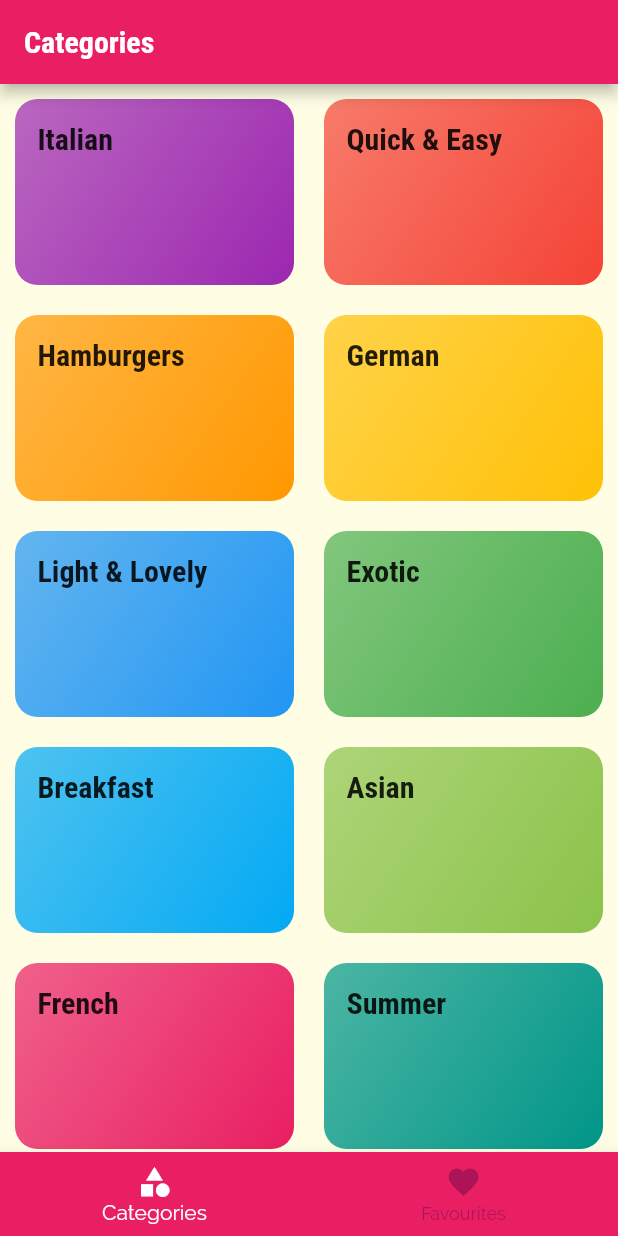
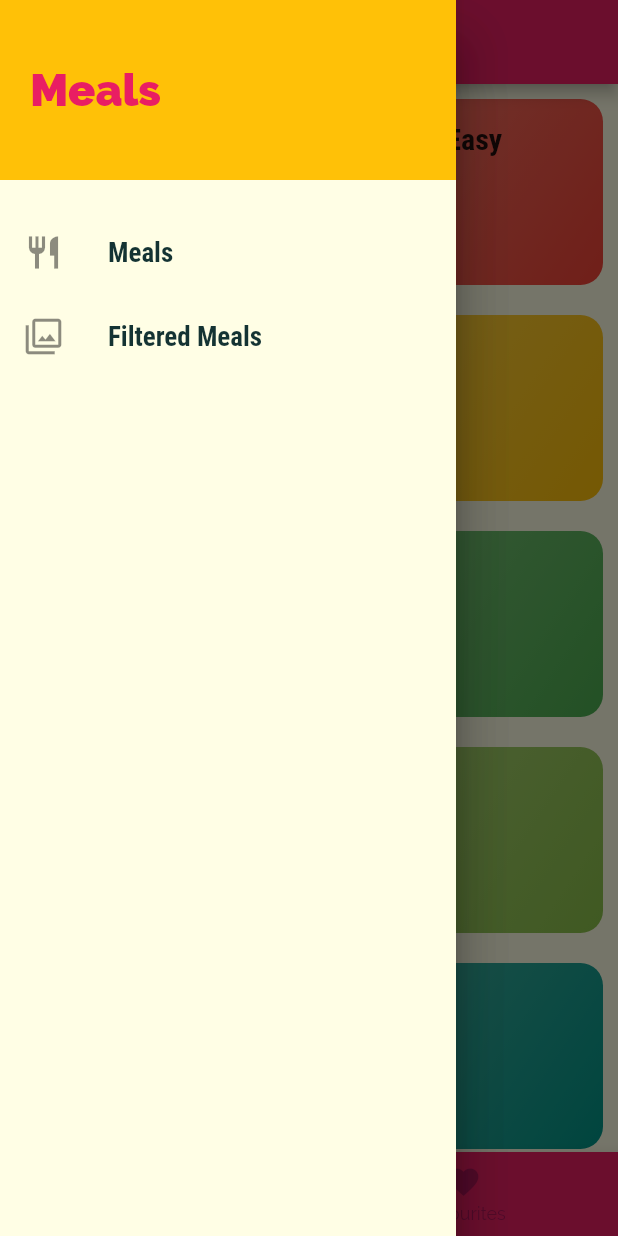
Before and after one commit to readytowork-org/meals-app, a Flutter app: the screen it shows after launch, with the side drawer open (before the commit the screen has no drawer), on a phone screen of 412 x 824 dp. Run offline on Flutter 3.47's test engine with Material 2 defaults, Android fonts, the phone set to English and light mode, and no system bars.

Commit message:
7.22 Drawer added

```diff
--- a/lib/screens/tab_screen.dart
+++ b/lib/screens/tab_screen.dart
@@ -1,4 +1,5 @@
 import 'package:flutter/material.dart';
+import '../widgets/main_drawer.dart';
 import './favourites_screen.dart';
 import './categories_screen.dart';
 
@@ -27,7 +28,10 @@ class _TabScreenState extends State<TabScreen> {
   Widget build(BuildContext context) {
     return Scaffold(
       appBar: AppBar(
-        title:  Text(_pages[_selectedScreen]['title'].toString()),
+        title: Text(_pages[_selectedScreen]['title'].toString()),
+      ),
+      drawer: const Drawer(
+        child:  MainDrawer(),
       ),
       body: _pages[_selectedScreen]['page'] as Widget,
       bottomNavigationBar: BottomNavigationBar(
--- /dev/null
+++ b/lib/widgets/main_drawer.dart
@@ -0,0 +1,52 @@
+import 'package:flutter/material.dart';
+
+class MainDrawer extends StatelessWidget {
+  const MainDrawer({Key? key}) : super(key: key);
+
+  Widget _buildDrawer(String title, IconData icon) {
+    return ListTile(
+      leading: Icon(
+        icon,
+        size: 26,
+      ),
+      title: Text(
+        title,
+        style: const TextStyle(
+          fontFamily: 'RobotoCondensed',
+          fontSize: 18,
+          fontWeight: FontWeight.bold,
+        ),
+      ),
+    );
+  }
+
+  @override
+  Widget build(BuildContext context) {
+    return Drawer(
+      child: Column(
+        children: <Widget>[
+          Container(
+            height: 120,
+            width: double.infinity,
+            padding: const EdgeInsets.all(20),
+            alignment: Alignment.centerLeft,
+            color: Theme.of(context).colorScheme.secondary,
+            child: Text(
+              "Meals",
+              style: TextStyle(
+                fontWeight: FontWeight.w900,
+                color: Theme.of(context).colorScheme.primary,
+                fontSize: 30,
+              ),
+            ),
+          ),
+          const SizedBox(
+            height: 20,
+          ),
+          _buildDrawer("Meals", Icons.restaurant),
+          _buildDrawer("Filtered Meals", Icons.filter)
+        ],
+      ),
+    );
+  }
+}
```
